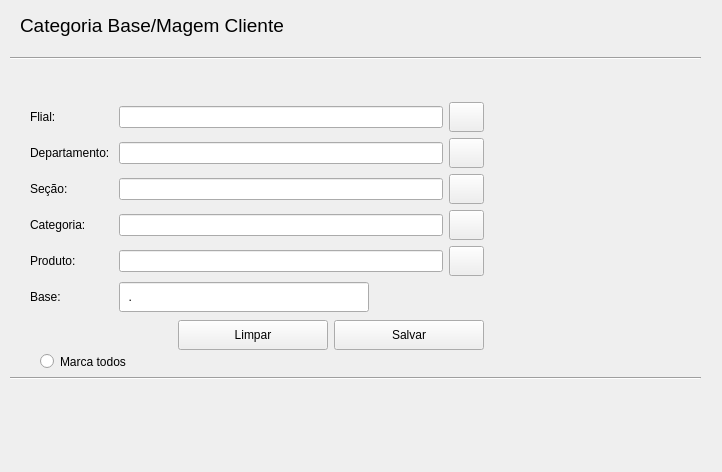
First picture: the form in visao/cadastro.ui, repository AlanJP0/ItH_Estoque, before the edit.
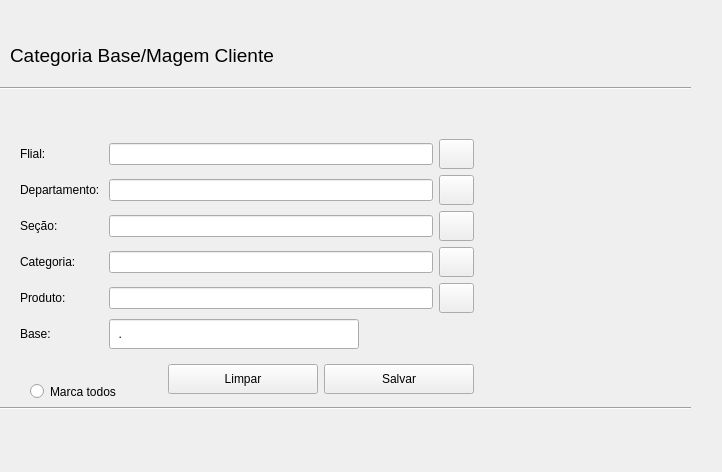
Second picture: the form after the edit.

Diff of the .ui file:
```diff
--- a/visao/cadastro.ui
+++ b/visao/cadastro.ui
@@ -13,13 +13,23 @@
   <property name="windowTitle">
    <string>Form</string>
   </property>
+  <widget class="QStackedWidget" name="stackedWidget">
+   <property name="geometry">
+    <rect>
+     <x>0</x>
+     <y>0</y>
+     <width>721</width>
+     <height>471</height>
+    </rect>
+   </property>
+   <widget class="QWidget" name="page_2">
   <widget class="QWidget" name="verticalLayoutWidget">
    <property name="geometry">
     <rect>
-     <x>30</x>
-     <y>100</y>
+       <x>20</x>
+       <y>130</y>
      <width>454</width>
-     <height>252</height>
+       <height>274</height>
     </rect>
    </property>
    <layout class="QVBoxLayout" name="verticalLayout">
@@ -265,11 +275,37 @@
     </item>
    </layout>
   </widget>
+    <widget class="Line" name="line_2">
+     <property name="geometry">
+      <rect>
+       <x>0</x>
+       <y>400</y>
+       <width>691</width>
+       <height>16</height>
+      </rect>
+     </property>
+     <property name="orientation">
+      <enum>Qt::Horizontal</enum>
+     </property>
+    </widget>
+    <widget class="Line" name="line">
+     <property name="geometry">
+      <rect>
+       <x>0</x>
+       <y>80</y>
+       <width>691</width>
+       <height>16</height>
+      </rect>
+     </property>
+     <property name="orientation">
+      <enum>Qt::Horizontal</enum>
+     </property>
+    </widget>
   <widget class="QRadioButton" name="radioButton">
    <property name="geometry">
     <rect>
-     <x>40</x>
-     <y>350</y>
+       <x>30</x>
+       <y>380</y>
      <width>441</width>
      <height>23</height>
     </rect>
@@ -278,37 +314,11 @@
     <string>Marca todos</string>
    </property>
   </widget>
-  <widget class="Line" name="line">
-   <property name="geometry">
-    <rect>
-     <x>10</x>
-     <y>50</y>
-     <width>691</width>
-     <height>16</height>
-    </rect>
-   </property>
-   <property name="orientation">
-    <enum>Qt::Horizontal</enum>
-   </property>
-  </widget>
-  <widget class="Line" name="line_2">
-   <property name="geometry">
-    <rect>
-     <x>10</x>
-     <y>370</y>
-     <width>691</width>
-     <height>16</height>
-    </rect>
-   </property>
-   <property name="orientation">
-    <enum>Qt::Horizontal</enum>
-   </property>
-  </widget>
   <widget class="QLabel" name="label_7">
    <property name="geometry">
     <rect>
-     <x>20</x>
-     <y>10</y>
+       <x>10</x>
+       <y>40</y>
      <width>271</width>
      <height>31</height>
     </rect>
@@ -321,6 +331,8 @@
    <property name="text">
     <string>Categoria Base/Magem Cliente</string>
    </property>
+    </widget>
+   </widget>
   </widget>
  </widget>
  <resources/>
```
Left out of the diff: 190 changed lines with no effect on the pictures. Lines whose indentation alone changed are shown as unchanged.
